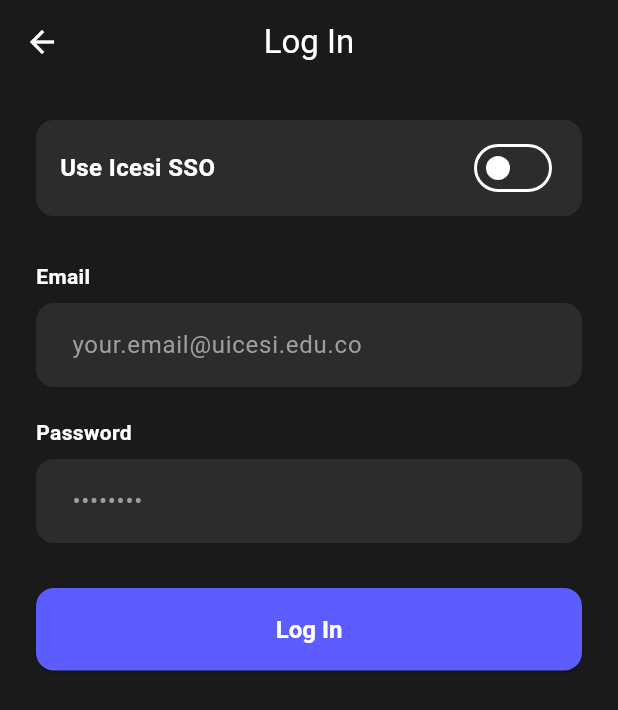
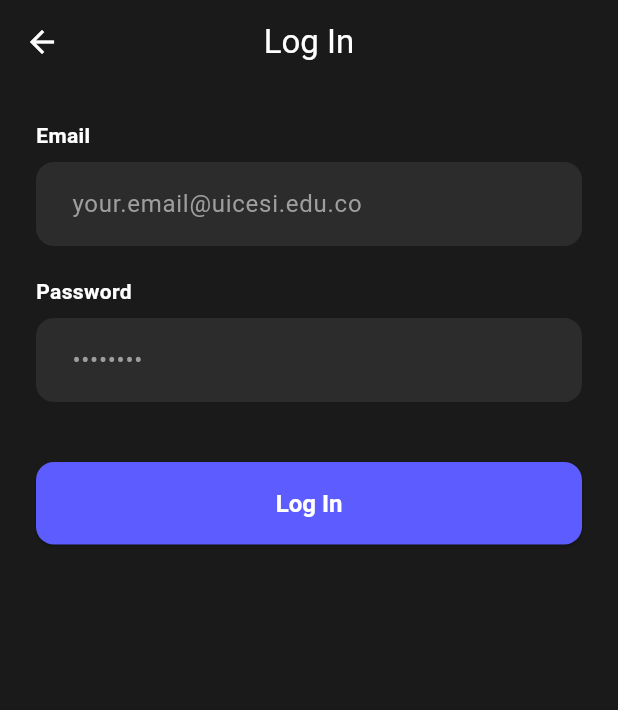
Before and after one commit to Juanda-2880/icesi_score, a Flutter app: the screen it shows after launch, after a tap on "Log In", on a phone screen of 412 x 824 dp. Shown: the top 710 px of the screen. Run offline on Flutter 3.47's test engine with Material 3 defaults, Android fonts, the phone set to English and light mode, and no system bars; our stand-ins replace jwt_decoder, shared_preferences; missing offline and left inert: amplify_auth_cognito, amplify_flutter.

Commit message:
Delete de SSO Simulator

```diff
--- a/icesi_score/lib/screens/login_screen.dart
+++ b/icesi_score/lib/screens/login_screen.dart
@@ -2,7 +2,6 @@
 import 'package:amplify_flutter/amplify_flutter.dart';
 import 'package:amplify_auth_cognito/amplify_auth_cognito.dart';
 import 'package:jwt_decoder/jwt_decoder.dart';
-import 'package:url_launcher/url_launcher.dart'; // Librería para el In-App Browser
 import 'home_screen.dart';
 import 'admin_dashboard_screen.dart';
 
@@ -18,9 +17,7 @@
   final _passwordController = TextEditingController();
 
   bool _isLoading = false;
-  bool _useSSO = false;
 
-  // 1. Login tradicional con Cognito y enrutamiento por roles
   Future<void> _signInWithCognito() async {
     setState(() => _isLoading = true);
     try {
@@ -68,47 +65,6 @@
     }
   }
 
-  // 2. SSO de Icesi usando In-App Browser (Prototipo UX)
-  // 2. SSO de Icesi usando In-App Browser (SIMULACIÓN PARA PRESENTACIÓN)
-  Future<void> _signInWithSSO() async {
-    final Uri ssoUrl = Uri.parse('https://portal.icesi.edu.co/');
-
-    try {
-      // 1. Abrimos el navegador in-app.
-      // El código se pausa aquí hasta que el usuario cierre la ventana (la 'X').
-      await launchUrl(ssoUrl, mode: LaunchMode.inAppBrowserView);
-
-      // 2. Cuando el usuario cierra el navegador, SIMULAMOS que el login fue un éxito
-      if (mounted) {
-        ScaffoldMessenger.of(context).showSnackBar(
-          const SnackBar(
-            content: Text('Simulando validación OIDC exitosa...'),
-            backgroundColor: Colors.green,
-          ),
-        );
-
-        // 3. Enrutamos directamente a la vista de Administrador con un Token Falso
-        Navigator.pushAndRemoveUntil(
-          context,
-          MaterialPageRoute(
-            builder: (_) =>
-                const AdminDashboardScreen(token: "mock_sso_admin_token_fase2"),
-          ),
-          (route) => false,
-        );
-      }
-    } catch (e) {
-      if (mounted) {
-        ScaffoldMessenger.of(context).showSnackBar(
-          const SnackBar(
-            content: Text('No se pudo abrir el portal'),
-            backgroundColor: Colors.red,
-          ),
-        );
-      }
-    }
-  }
-
   @override
   Widget build(BuildContext context) {
     return Scaffold(
@@ -118,53 +74,6 @@
         child: Column(
           crossAxisAlignment: CrossAxisAlignment.start,
           children: [
-            // Switch para el SSO
-            Container(
-              padding: const EdgeInsets.symmetric(horizontal: 16, vertical: 8),
-              decoration: BoxDecoration(
-                color: const Color(0xFF2C2C2C),
-                borderRadius: BorderRadius.circular(12),
-              ),
-              child: Row(
-                mainAxisAlignment: MainAxisAlignment.spaceBetween,
-                children: [
-                  const Text(
-                    'Use Icesi SSO',
-                    style: TextStyle(
-                      color: Colors.white,
-                      fontSize: 16,
-                      fontWeight: FontWeight.bold,
-                    ),
-                  ),
-                  Switch(
-                    value: _useSSO,
-                    activeColor: const Color(0xFF5C5CFF),
-                    onChanged: (value) => setState(() => _useSSO = value),
-                  ),
-                ],
-              ),
-            ),
-            const SizedBox(height: 30),
-
-            // Vista Condicional
-            if (_useSSO) ...[
-              const Center(
-                child: Text(
-                  'Log in using your university credentials.',
-                  style: TextStyle(color: Colors.grey),
-                  textAlign: TextAlign.center,
-                ),
-              ),
-              const SizedBox(height: 30),
-              ElevatedButton.icon(
-                onPressed: _signInWithSSO, // Llama al WebView
-                icon: const Icon(Icons.school, color: Colors.white),
-                label: const Text('Continue with Icesi SSO'),
-                style: ElevatedButton.styleFrom(
-                  backgroundColor: const Color(0xFF5C5CFF),
-                ),
-              ),
-            ] else ...[
             const Text(
               'Email',
               style: TextStyle(
@@ -195,20 +104,17 @@
               obscureText: true,
               decoration: const InputDecoration(hintText: '••••••••'),
             ),
-              const SizedBox(height: 30),
+            const SizedBox(height: 40),
 
             _isLoading
                 ? const Center(
-                      child: CircularProgressIndicator(
-                        color: Color(0xFF5C5CFF),
-                      ),
+                    child: CircularProgressIndicator(color: Color(0xFF5C5CFF)),
                   )
                 : ElevatedButton(
                     onPressed: _signInWithCognito,
                     child: const Text('Log In'),
                   ),
           ],
-          ],
         ),
       ),
     );
```
Lines whose indentation alone changed are shown as unchanged.
